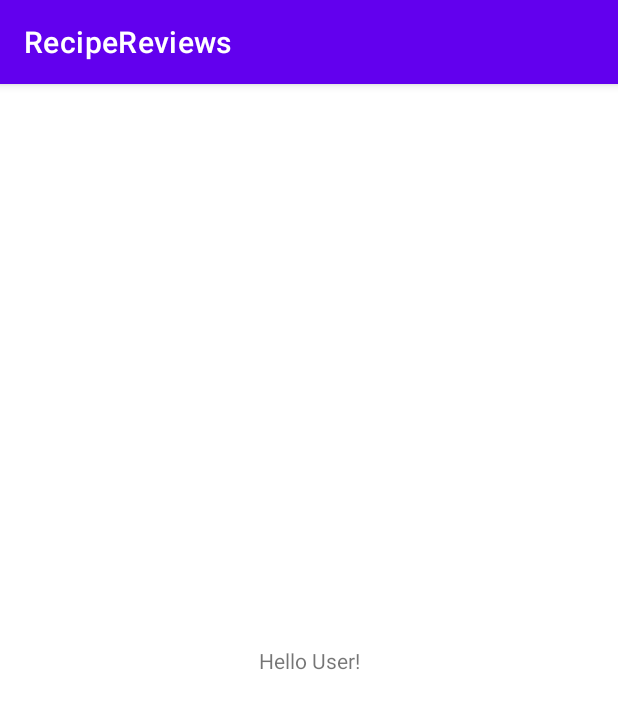
After one commit to AviranBac/RecipeReviews, an Android app: the UserActivity screen opened directly, with no data from a screen before it, on a phone screen of 412 x 824 dp. The commit adds this screen. Shown: the top 709 px of the screen. Run offline under Robolectric (Android 15) with nearby library versions, the phone set to English and light mode, and no system bars.

Commit message:
feat(Activities): add the application's activities - move to user activity when logged in and to guest activity when not logged in

```diff
--- /dev/null
+++ b/app/src/main/java/com/example/recipereviews/activities/UserActivity.java
@@ -0,0 +1,16 @@
+package com.example.recipereviews.activities;
+
+import androidx.appcompat.app.AppCompatActivity;
+
+import android.os.Bundle;
+
+import com.example.recipereviews.R;
+
+public class UserActivity extends AppCompatActivity {
+
+    @Override
+    protected void onCreate(Bundle savedInstanceState) {
+        super.onCreate(savedInstanceState);
+        setContentView(R.layout.activity_user);
+    }
+}
--- /dev/null
+++ b/app/src/main/res/layout/activity_user.xml
@@ -0,0 +1,18 @@
+<?xml version="1.0" encoding="utf-8"?>
+<androidx.constraintlayout.widget.ConstraintLayout xmlns:android="http://schemas.android.com/apk/res/android"
+    xmlns:app="http://schemas.android.com/apk/res-auto"
+    xmlns:tools="http://schemas.android.com/tools"
+    android:layout_width="match_parent"
+    android:layout_height="match_parent"
+    tools:context=".activities.UserActivity">
+
+    <TextView
+        android:layout_width="wrap_content"
+        android:layout_height="wrap_content"
+        android:text="Hello User!"
+        app:layout_constraintBottom_toBottomOf="parent"
+        app:layout_constraintEnd_toEndOf="parent"
+        app:layout_constraintStart_toStartOf="parent"
+        app:layout_constraintTop_toTopOf="parent" />
+
+</androidx.constraintlayout.widget.ConstraintLayout>
```
Also changed, not shown: app/src/main/AndroidManifest.xml (+14 -2 lines), app/src/main/java/com/example/recipereviews/MainActivity.java (+32 -0 lines), app/src/main/java/com/example/recipereviews/activities/GuestActivity.java (added, +16 -0 lines), app/src/main/java/com/example/recipereviews/models/Model.java (added, +24 -0 lines), app/src/main/res/layout/activity_guest.xml (added, +18 -0 lines), app/src/main/res/layout/activity_main.xml (+0 -9 lines).
